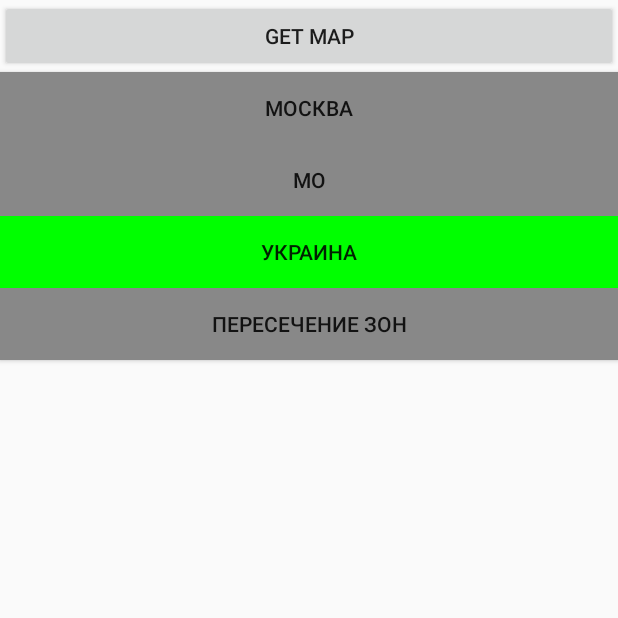
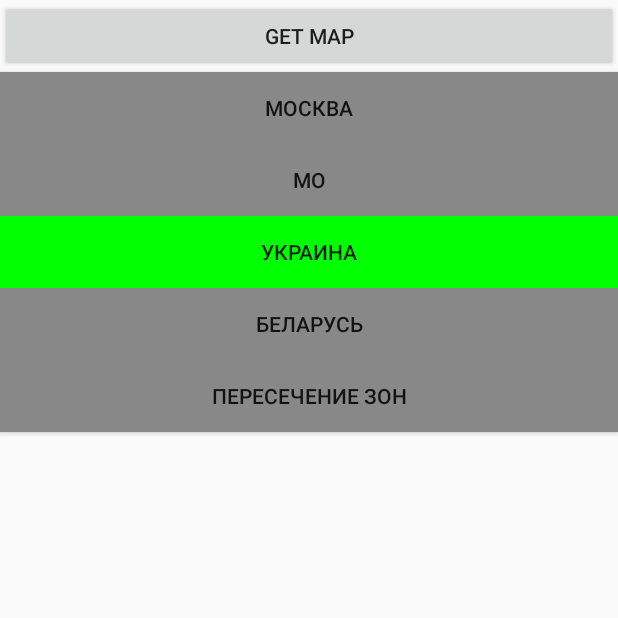
Before and after one commit to abelozDev/printmap, an Android app built with Jetpack Compose: the screen it shows after launch (MainActivity), on a phone screen of 412 x 824 dp, the top half of it. Run offline under Robolectric (Android 15) with nearby library versions, the phone set to English and light mode, and no system bars; Roboto replaces fonts that are not available here; 1 statement that could not run was skipped.

Commit message:
Название по кнопке, изменена палитра, добавлены моки

```diff
--- a/gui/src/main/java/ru/mapolib/printmap/gui/presentation/downloaded/MapDownloadedScreen.kt
+++ b/gui/src/main/java/ru/mapolib/printmap/gui/presentation/downloaded/MapDownloadedScreen.kt
@@ -145,7 +145,6 @@ internal fun MapDownloadedScreen(
                 onValueChange = {
                     name = it
                 },
-                singleLine = true,
                 placeholder = {
                     Text(
                         text = "Название карты",
--- a/lib/src/main/java/ru/maplyb/printmap/impl/util/draw_on_bitmap/DrawOnBitmap.kt
+++ b/lib/src/main/java/ru/maplyb/printmap/impl/util/draw_on_bitmap/DrawOnBitmap.kt
@@ -453,14 +453,14 @@ class DrawOnBitmap {
                             )
 
                             // Добавляем точку с расширенными границами
-                            if (wgsLon >= (boundingBox.lonWest - bufferDegrees) &&
+                            /*if (wgsLon >= (boundingBox.lonWest - bufferDegrees) &&
                                 wgsLon <= (boundingBox.lonEast + bufferDegrees)
-                            ) {
+                            ) {*/
                                 points.add(wgsLat to wgsLon)
                                 if (first == null) {
                                     first = (currentY + 1000).roundToInt()
                                 }
-                            }
+//                            }
 
                             currentLon += lonStep
                         }
--- a/lib/src/main/res/layout/activity_main.xml
+++ b/lib/src/main/res/layout/activity_main.xml
@@ -29,6 +29,12 @@
         android:layout_height="wrap_content"
         android:text="Украина"/>
     <Button
+        android:padding="8dp"
+        android:id="@+id/belarus_bb"
+        android:layout_width="match_parent"
+        android:layout_height="wrap_content"
+        android:text="Беларусь"/>
+    <Button
         android:id="@+id/dif_zone"
         android:text="пересечение зон"
         android:padding="8dp"
--- a/sample/src/main/java/ru/maplyb/printmap/sample/MainActivity.kt
+++ b/sample/src/main/java/ru/maplyb/printmap/sample/MainActivity.kt
@@ -27,6 +27,7 @@ class MainActivity : ComponentActivity(ru.maplyb.printmap.R.layout.activity_main
     private lateinit var moscow: Button
     private lateinit var moscow_oblast: Button
     private lateinit var ukraina: Button
+    private lateinit var belarus: Button
     private lateinit var dif_zone: Button
     private lateinit var composeView: ComposeView
 
@@ -37,6 +38,7 @@ class MainActivity : ComponentActivity(ru.maplyb.printmap.R.layout.activity_main
         moscow = findViewById(ru.maplyb.printmap.R.id.moscow_bb)
         moscow_oblast = findViewById(ru.maplyb.printmap.R.id.moscow_oblast_bb)
         ukraina = findViewById(ru.maplyb.printmap.R.id.ukraina_bb)
+        belarus = findViewById(ru.maplyb.printmap.R.id.belarus_bb)
         dif_zone = findViewById(ru.maplyb.printmap.R.id.dif_zone)
         composeView = findViewById(ru.maplyb.printmap.R.id.compose_view)
         getStoragePermission(this)
@@ -1233,10 +1235,10 @@ class MainActivity : ComponentActivity(ru.maplyb.printmap.R.layout.activity_main
 
         var list = listOf(item, local)
         var selectedBb = BoundingBox(
-            latNorth = 51.655322,
-            lonWest = 22.327316,
-            latSouth = 46.976288,
-            lonEast = 38.433272
+            latNorth = 56.288990849810155,
+            lonWest = 36.56275940461466,
+            latSouth = 55.174063075936566,
+            lonEast = 38.76066425183658
         )
         initBtns {
             selectedBb = it
@@ -1305,6 +1307,7 @@ class MainActivity : ComponentActivity(ru.maplyb.printmap.R.layout.activity_main
         moscow.setBackgroundColor(Color.GRAY)
         moscow_oblast.setBackgroundColor(Color.GRAY)
         ukraina.setBackgroundColor(Color.GREEN)
+        belarus.setBackgroundColor(Color.GRAY)
         moscow.setOnClickListener {
             selectBb(
                 BoundingBox(
@@ -1316,6 +1319,7 @@ class MainActivity : ComponentActivity(ru.maplyb.printmap.R.layout.activity_main
             )
             dif_zone.setBackgroundColor(Color.GRAY)
             moscow.setBackgroundColor(Color.GREEN)
+            belarus.setBackgroundColor(Color.GRAY)
             moscow_oblast.setBackgroundColor(Color.GRAY)
             ukraina.setBackgroundColor(Color.GRAY)
         }
@@ -1330,6 +1334,7 @@ class MainActivity : ComponentActivity(ru.maplyb.printmap.R.layout.activity_main
             )
             dif_zone.setBackgroundColor(Color.GRAY)
             moscow.setBackgroundColor(Color.GRAY)
+            belarus.setBackgroundColor(Color.GRAY)
             moscow_oblast.setBackgroundColor(Color.GREEN)
             ukraina.setBackgroundColor(Color.GRAY)
         }
@@ -1345,6 +1350,7 @@ class MainActivity : ComponentActivity(ru.maplyb.printmap.R.layout.activity_main
             dif_zone.setBackgroundColor(Color.GREEN)
             moscow.setBackgroundColor(Color.GRAY)
             moscow_oblast.setBackgroundColor(Color.GRAY)
+            belarus.setBackgroundColor(Color.GRAY)
             ukraina.setBackgroundColor(Color.GRAY)
         }
         ukraina.setOnClickListener {
@@ -1356,10 +1362,27 @@ class MainActivity : ComponentActivity(ru.maplyb.printmap.R.layout.activity_main
                     lonEast = 38.433272
                 )
             )
+            //, 24.763435134398158, 52.86889278920229, 31.755632543331444
             dif_zone.setBackgroundColor(Color.GRAY)
+            belarus.setBackgroundColor(Color.GRAY)
             moscow.setBackgroundColor(Color.GRAY)
             moscow_oblast.setBackgroundColor(Color.GRAY)
             ukraina.setBackgroundColor(Color.GREEN)
+        }
+        belarus.setOnClickListener {
+            selectBb(
+                BoundingBox(
+                    latNorth = 52.208138774554556,
+                    lonWest = 23.992532565058088,
+                    latSouth = 52.11668421481724,
+                    lonEast = 24.10050841191057
+                )
+            )
+            dif_zone.setBackgroundColor(Color.GRAY)
+            belarus.setBackgroundColor(Color.GREEN)
+            moscow.setBackgroundColor(Color.GRAY)
+            moscow_oblast.setBackgroundColor(Color.GRAY)
+            ukraina.setBackgroundColor(Color.GRAY)
         }
     }
 }
```
